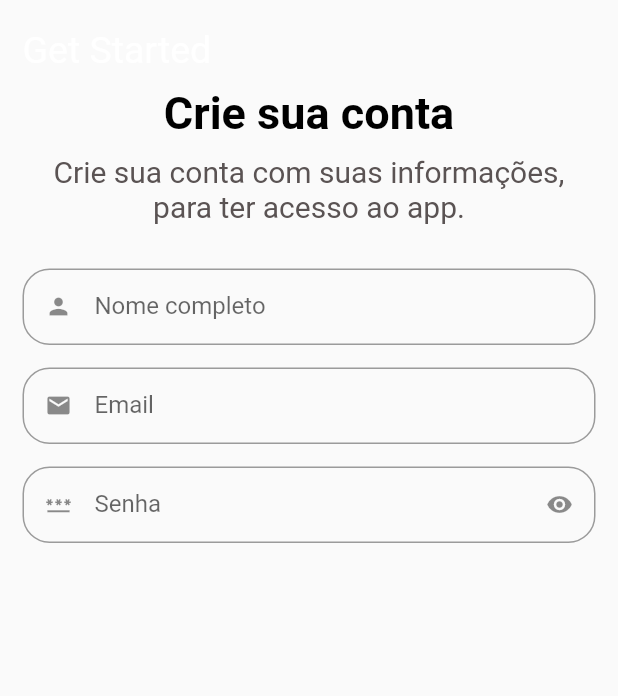
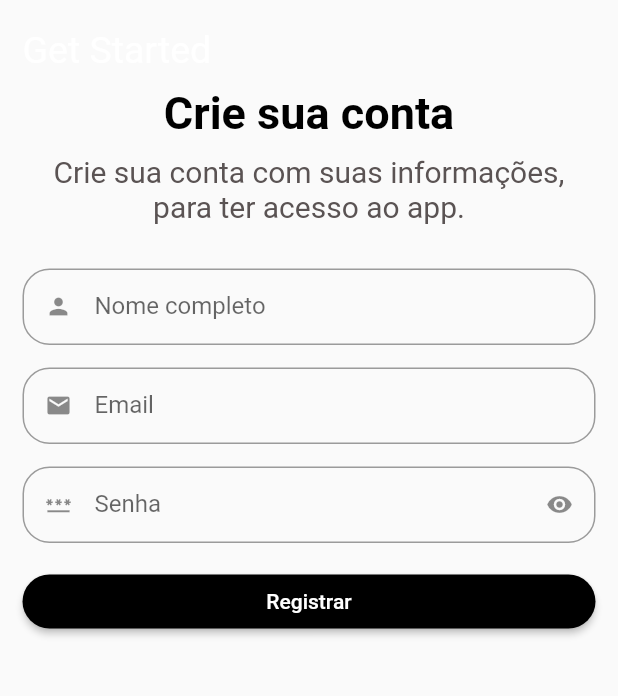
Before and after one commit to LuisSouza03/GasteCerto, a Flutter app: the screen it shows after launch, on a phone screen of 412 x 824 dp, the part 96-792 px from its top. Run offline on Flutter 3.47's test engine with Material 2 defaults, Android fonts, the phone set to English and light mode, and no system bars; our stand-ins replace email_validator, get.

Commit message:
feat: form register

```diff
--- a/front_end/gaste_certo/lib/src/ui/screens/register/widgets/register_form_widget.dart
+++ b/front_end/gaste_certo/lib/src/ui/screens/register/widgets/register_form_widget.dart
@@ -3,6 +3,7 @@ import 'package:get/get.dart';
 
 import '../../../../business/controllers/register_account_controller.dart';
 import '../../../../business/validation/validation_form.dart';
+import '../../../widgets/button_widget.dart';
 import '../../../widgets/custom_textfield.dart';
 
 class RegisterForm extends StatefulWidget {
@@ -54,6 +55,19 @@ class _RegisterFormState extends State<RegisterForm> {
               validator: (value) =>
                   validationFunctions.validatePassword(value!, controller),
             ),
+
+            SizedBox(
+              width: double.infinity,
+              child: ButtonWidget(
+                  textButton: "Registrar",
+                  onPress: () {
+                    if (formKey.currentState!.validate()) {
+                      Get.to(
+                        () => const RegisterForm(),
+                      );
+                    }
+                  }),
+            ),
           ],
         ),
       ),
--- /dev/null
+++ b/front_end/gaste_certo/lib/src/ui/widgets/button_widget.dart
@@ -0,0 +1,34 @@
+import 'package:flutter/material.dart';
+
+class ButtonWidget extends StatefulWidget {
+  final String textButton;
+  final void Function()? onPress;
+
+  const ButtonWidget(
+      {super.key, required this.textButton, required this.onPress});
+
+  @override
+  State<ButtonWidget> createState() => _ButtonWidgetState();
+}
+
+class _ButtonWidgetState extends State<ButtonWidget> {
+  @override
+  Widget build(BuildContext context) {
+    return ElevatedButton(
+      onPressed: widget.onPress,
+      style: ElevatedButton.styleFrom(
+        backgroundColor: Colors.black,
+        shape: RoundedRectangleBorder(
+          borderRadius: BorderRadius.circular(18),
+        ),
+        padding: const EdgeInsets.all(10),
+      ),
+      child: Text(
+        widget.textButton,
+        style: const TextStyle(
+          color: Colors.white,
+        ),
+      ),
+    );
+  }
+}
```
